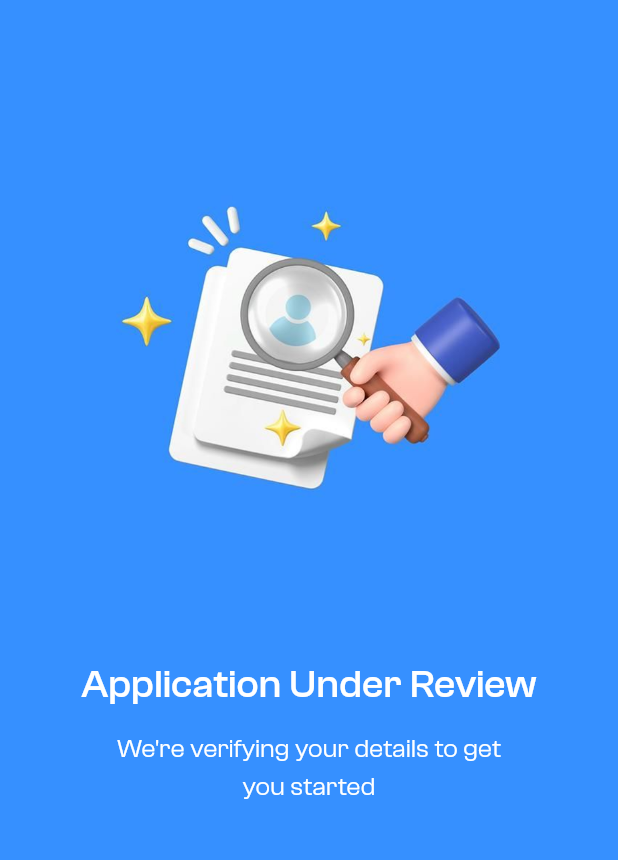
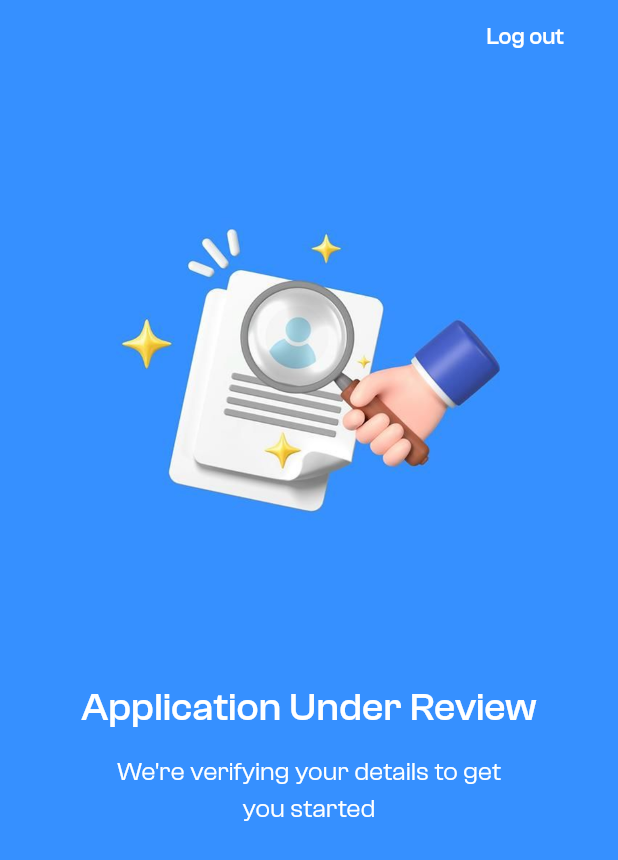
Before and after one commit to SHIDULPP/driveforme_driver, a Flutter app: the ApplicationUnderReviewPage screen opened by its route, on a phone screen of 412 x 824 dp. Shown: the top 860 px of the screen. Run offline on Flutter 3.47's test engine with Material 3 defaults, Android fonts, the light colour scheme and no system bars; our stand-ins replace camera, file_picker, firebase_core, firebase_messaging, flutter_dotenv, flutter_local_notifications and 12 more; missing offline and left inert: razorpay_flutter; accounts and stored records are empty; generated files the repository leaves out were written again; network calls fail.

Commit message:
added log out option in review page

```diff
--- a/lib/src/interfaces/onboarding/application_under_review.dart
+++ b/lib/src/interfaces/onboarding/application_under_review.dart
@@ -4,6 +4,7 @@ import 'package:DriveFormeDriver/src/data/apis/onboarding_api.dart';
 import 'package:DriveFormeDriver/src/data/constants/color_constants.dart';
 import 'package:DriveFormeDriver/src/data/constants/style_constans.dart';
 import 'package:DriveFormeDriver/src/data/providers/user_provider.dart';
+import 'package:DriveFormeDriver/src/data/services/auth_logout_service.dart';
 import 'package:DriveFormeDriver/src/data/services/navigation_services.dart';
 import 'package:flutter/material.dart';
 import 'package:flutter/services.dart';
@@ -59,6 +60,33 @@ class _ApplicationUnderReviewPageState
     }
   }
 
+  Future<void> _confirmLogout() async {
+    final confirmed = await showDialog<bool>(
+      context: context,
+      builder: (context) => AlertDialog(
+        title: const Text('Log out?'),
+        content: const Text('You will need to sign in again to use the app.'),
+        actions: [
+          TextButton(
+            onPressed: () => Navigator.of(context).pop(false),
+            child: const Text('Cancel'),
+          ),
+          TextButton(
+            onPressed: () => Navigator.of(context).pop(true),
+            child: const Text('Log out'),
+          ),
+        ],
+      ),
+    );
+
+    if (confirmed != true || !mounted) return;
+
+    _pollTimer?.cancel();
+    await ref.read(authLogoutServiceProvider).logout(ref);
+    if (!mounted) return;
+    NavigationService().pushNamedAndRemoveUntil('Phone');
+  }
+
   @override
   Widget build(BuildContext context) {
     final size = MediaQuery.sizeOf(context);
@@ -76,7 +104,24 @@ class _ApplicationUnderReviewPageState
             padding: const EdgeInsets.symmetric(horizontal: 28),
             child: Column(
               children: [
-                SizedBox(height: size.height * 0.10),
+                Align(
+                  alignment: Alignment.centerRight,
+                  child: TextButton(
+                    onPressed: _confirmLogout,
+                    style: TextButton.styleFrom(
+                      foregroundColor: kWhite,
+                      padding: const EdgeInsets.symmetric(
+                        horizontal: 8,
+                        vertical: 4,
+                      ),
+                    ),
+                    child: Text(
+                      'Log out',
+                      style: kStyle(kSemiBold, kSize14, color: kWhite),
+                    ),
+                  ),
+                ),
+                SizedBox(height: size.height * 0.06),
                 SizedBox(
                   height: size.height * 0.36,
                   child: Center(
```
